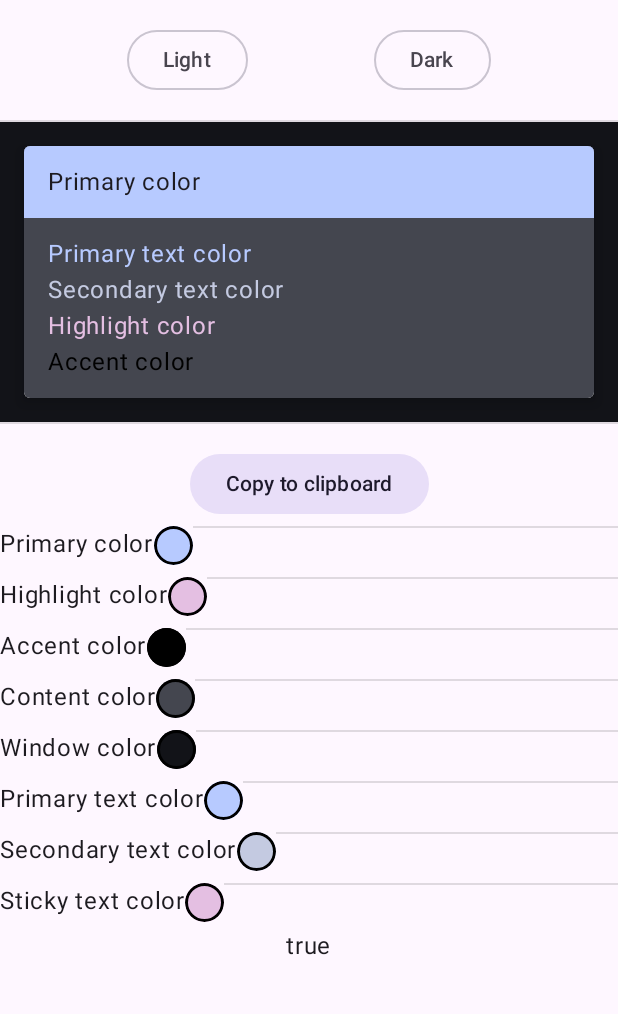
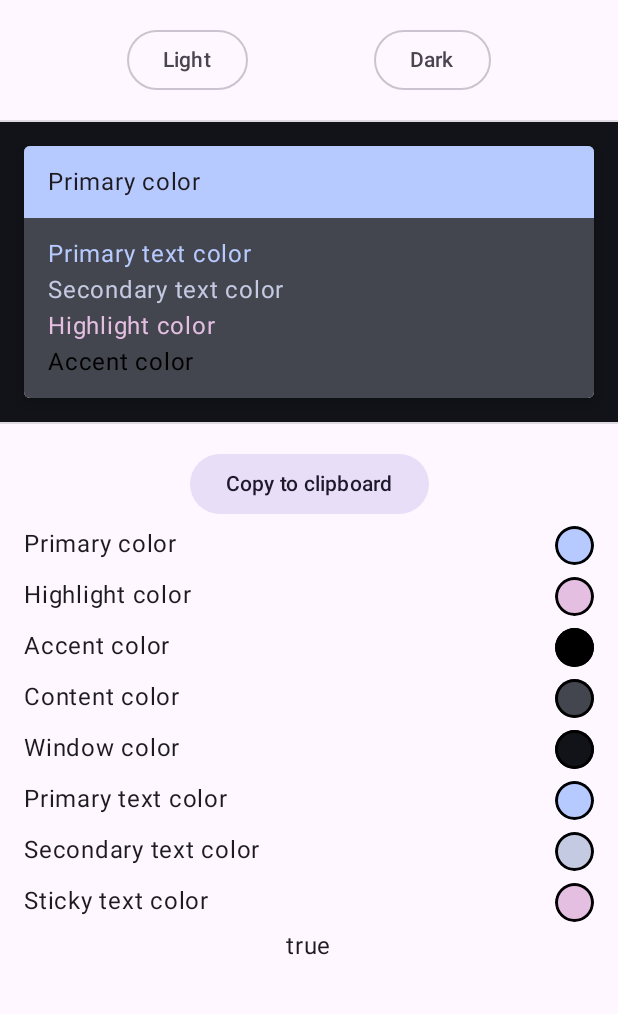
Before and after one commit to fdorssers/material-sync, an Android app built with Jetpack Compose: the screen it shows after launch (MainActivity), on a phone screen of 412 x 824 dp, the part 136-1150 px from its top. Run offline under Robolectric (Android 15) with nearby library versions, the phone set to English and light mode, and no system bars; our stand-ins replace Timber.

Commit message:
Remove divider from colors

```diff
--- a/app/src/main/java/dev/dorssers/materialsync/ui/components/ColorSelector.kt
+++ b/app/src/main/java/dev/dorssers/materialsync/ui/components/ColorSelector.kt
@@ -26,7 +26,7 @@ import dev.dorssers.materialsync.data.getNamedColors
 fun ColorList(syncTheme: SyncTheme, colorOptions: List<NamedColor>) {
     val items = syncTheme.toColorList()
     val collapsedState = remember(items) { items.map { true }.toMutableStateList() }
-    Column(Modifier.fillMaxWidth()) {
+    Column(Modifier.fillMaxWidth().padding(start=16.dp, end=16.dp)) {
 //        items.forEach { (name, color) -> ColorExample(name = name, color = color.color)}
         items.forEachIndexed { index, (name, color) ->
             val collapsed = collapsedState[index]
@@ -65,7 +65,6 @@ fun ColorExample(
                 .background(color)
                 .border(2.dp, Color.Black, shape = CircleShape)
         )
-        Divider()
     }
     if (!collapsed) {
         colorOptions.forEach {
```
Also changed, not shown: 1 other file.
